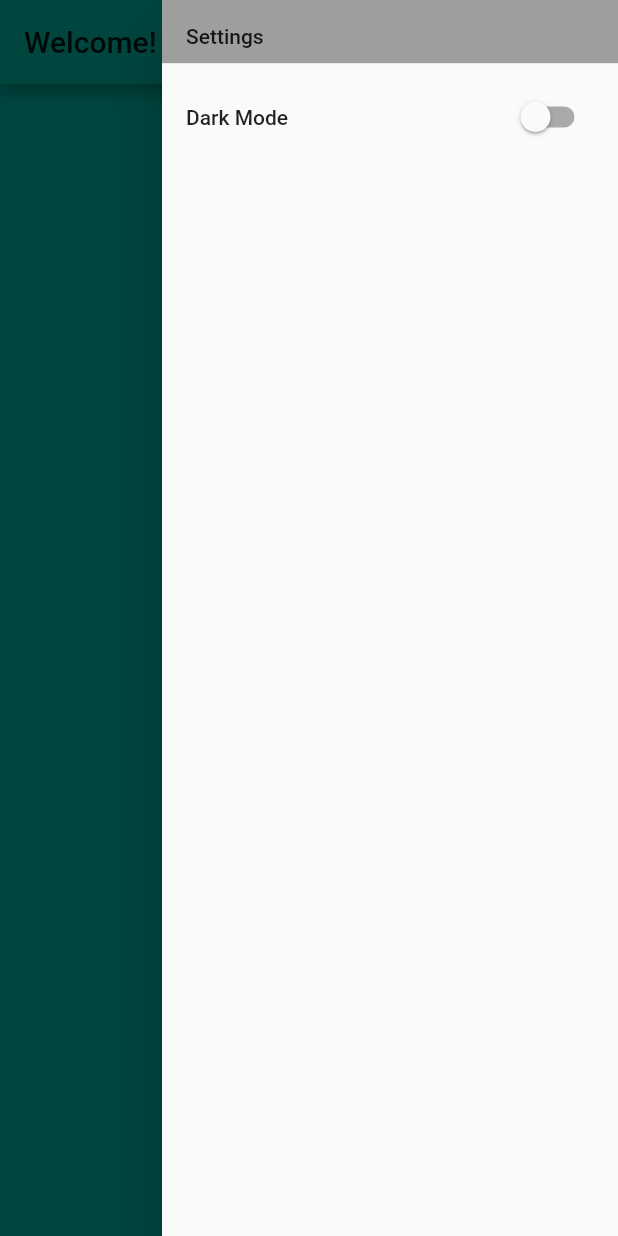
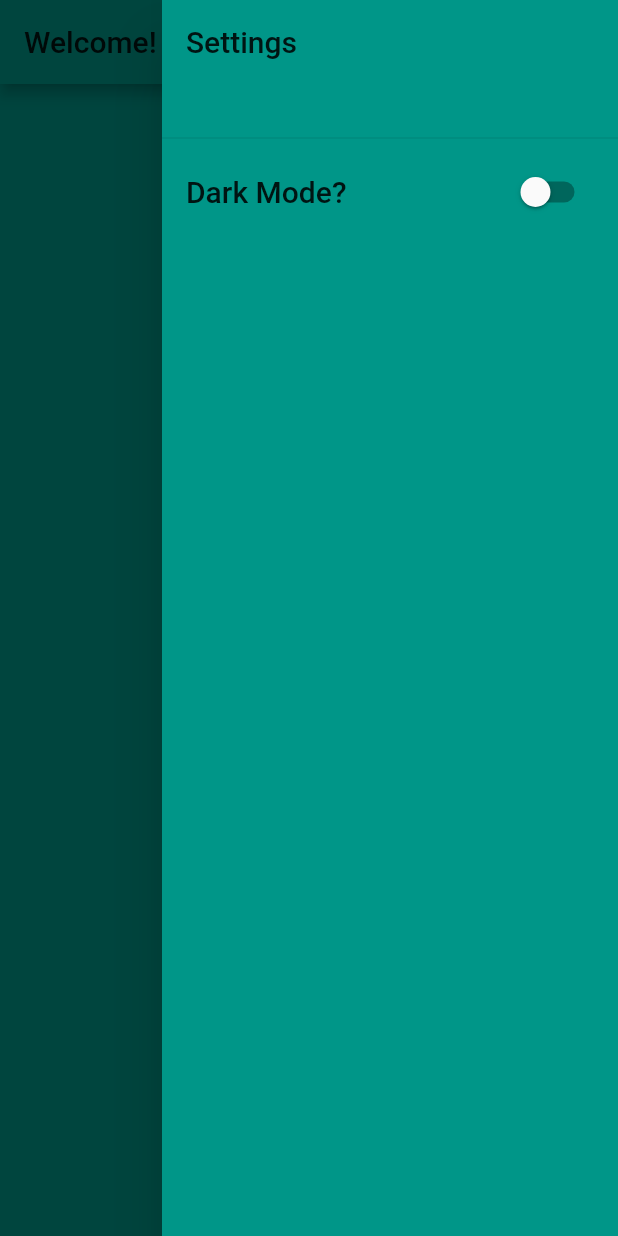
Before and after one commit to arizala13/project_4, a Flutter app: the screen it shows after launch, with the side drawer open, on a phone screen of 412 x 824 dp. Run offline on Flutter 3.47's test engine with Material 2 defaults, Android fonts, the phone set to English and light mode, and no system bars.

Commit message:
Working on adding dark mode- need to make it work after closing

```diff
--- a/lib/main.dart
+++ b/lib/main.dart
@@ -63,25 +63,35 @@ makeDarkMode(bool makeDark){
           ],
         ),),
       endDrawer: Drawer(
+          child: Container(
+            color: Theme.of(context).appBarTheme.color,
             child: ListView(
               children: <Widget>[
-            SizedBox(
-               height : 50.0,
+                Container(
+                  child: SizedBox(
+                     height : 100.0,
                     child: DrawerHeader(
-                child: Text('Settings'),
-                decoration: new BoxDecoration(color: Colors.grey),
+                      child: Text('Settings', style: Theme.of(context).textTheme.title),
                     ),
                   ),
-            Center(
+                ),
+                Container(
+                  child: Center(
+                    child: Container(
+                      child: Container(
                         child: SwitchListTile(
-                title: Text('Dark Mode'),
+                          title: Text('Dark Mode?', style: Theme.of(context).textTheme.title),
                           value: Provider.of<AppStateNotifier>(context).isDarkModeOn,
                           onChanged: (boolVal) {
                             Provider.of<AppStateNotifier>(context).updateTheme(boolVal);
                           },
                         ),
                       ),
+                    ),
+                  ),
+                ),
               ],
+            ),
           ),
         ),
     );
```
Lines whose indentation alone changed are shown as unchanged.
